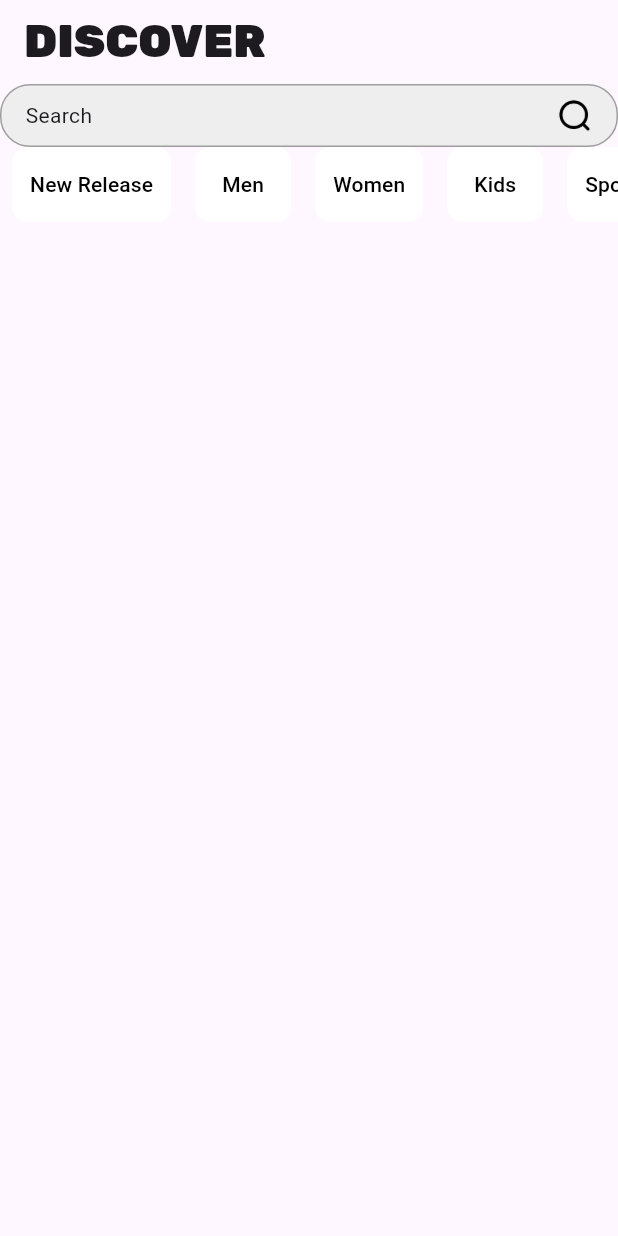
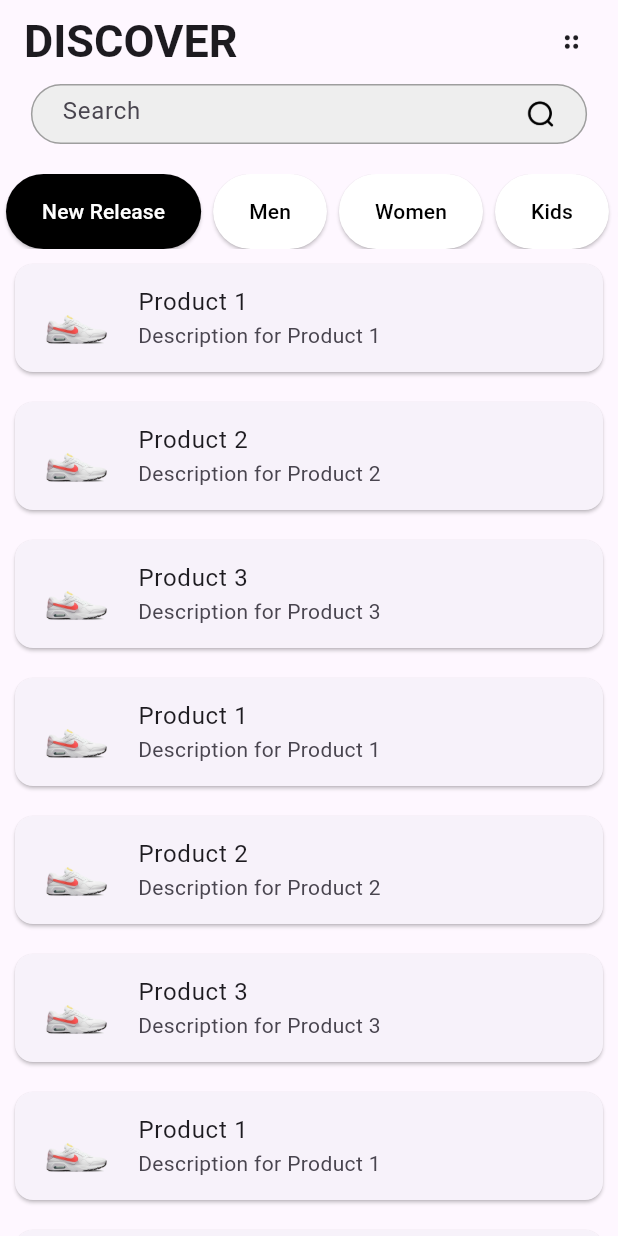
Before and after one commit to tall-developer/e-commerce, a Flutter app: the screen it shows after launch, on a phone screen of 412 x 824 dp. Run offline on Flutter 3.47's test engine with Material 3 defaults, Android fonts, the phone set to English and light mode, and no system bars; our stand-ins replace google_fonts.

Commit message:
Added products list home page

```diff
--- a/lib/pages/home.dart
+++ b/lib/pages/home.dart
@@ -1,51 +1,127 @@
-// Import necessary libraries
 import 'package:flutter/material.dart';
 import 'package:google_fonts/google_fonts.dart';
-import 'package:gap/gap.dart';
 
-// Define the home page widget
-class HomePage extends StatelessWidget {
-  // Define the app name and menu icon images
+class HomePage extends StatefulWidget {
   final String appName = 'DISCOVER';
   final Image menuIcon = Image.asset('assets/images/menu_icon.png');
   final Image searchIcon = Image.asset('assets/images/search_icon.png');
+  final List<String> buttonLabels = [
+    'New Release',
+    'Men',
+    'Women',
+    'Kids',
+    'Sports',
+    'Home',
+    'Beauty',
+    'Toys'
+  ];
+  final List<Map<String, String>> products = [
+    {
+      'name': 'Product 1',
+      'description': 'Description for Product 1',
+      'image': 'assets/images/sneaker-1.png'
+    },
+    {
+      'name': 'Product 2',
+      'description': 'Description for Product 2',
+      'image': 'assets/images/sneaker-1.png'
+    },
+    {
+      'name': 'Product 3',
+      'description': 'Description for Product 3',
+      'image': 'assets/images/sneaker-1.png'
+    },
+        {
+      'name': 'Product 1',
+      'description': 'Description for Product 1',
+      'image': 'assets/images/sneaker-1.png'
+    },
+    {
+      'name': 'Product 2',
+      'description': 'Description for Product 2',
+      'image': 'assets/images/sneaker-1.png'
+    },
+    {
+      'name': 'Product 3',
+      'description': 'Description for Product 3',
+      'image': 'assets/images/sneaker-1.png'
+    },
+        {
+      'name': 'Product 1',
+      'description': 'Description for Product 1',
+      'image': 'assets/images/sneaker-1.png'
+    },
+    {
+      'name': 'Product 2',
+      'description': 'Description for Product 2',
+      'image': 'assets/images/sneaker-1.png'
+    },
+    {
+      'name': 'Product 3',
+      'description': 'Description for Product 3',
+      'image': 'assets/images/sneaker-1.png'
+    },
+        {
+      'name': 'Product 1',
+      'description': 'Description for Product 1',
+      'image': 'assets/images/sneaker-1.png'
+    },
+    {
+      'name': 'Product 2',
+      'description': 'Description for Product 2',
+      'image': 'assets/images/sneaker-1.png'
+    },
+    {
+      'name': 'Product 3',
+      'description': 'Description for Product 3',
+      'image': 'assets/images/sneaker-1.png'
+    },
+    // Add more products as needed
+  ];
 
-  // Define button labels
-  final List<String> buttonLabels = ['New Release', 'Men', 'Women', 'Kids', 'Sports', 'Home', 'Beauty', 'Technology'];
+  @override
+  _HomePageState createState() => _HomePageState();
+}
 
-  // Build the home page
+class _HomePageState extends State<HomePage> {
+  int selectedButtonIndex = 0;
+  final TextEditingController _searchController = TextEditingController();
+
   @override
   Widget build(BuildContext context) {
     return Scaffold(
       appBar: AppBar(
-        // Create a horizontal layout for the app name and menu icon
         title: Row(
           mainAxisAlignment: MainAxisAlignment.spaceBetween,
           children: [
             Text(
-              appName,
-              style: GoogleFonts.rubik( // Use your 'Freeman-Regular' font
+              widget.appName,
+              style: GoogleFonts.aBeeZee(
                 fontSize: 30,
-                fontWeight: FontWeight.w900,
+                fontWeight: FontWeight.bold,
               ),
             ),
-            const SizedBox(
-              // Add SizedBox to control the size of the menuIcon
-              height: 30,
+            SizedBox(
               width: 30,
+              child: IconButton(
+                icon: ImageIcon(widget.menuIcon.image),
+                onPressed: () {
+                  // Handle menu click
+                },
+                iconSize: 40, // Increase the icon size
+              ),
             ),
           ],
         ),
       ),
       body: Column(
         children: [
-          // Create a clickable search bar with the search icon
-          GestureDetector(
-            onTap: () {
-              // Handle search bar click
-            },
+          Center(
+            child: FractionallySizedBox(
+              widthFactor: 0.9, // Adjust the width factor to control the width of the search bar
               child: Container(
-              padding: const EdgeInsets.symmetric(horizontal: 16, vertical: 8),
+                height: 40, // Decreased height
+                padding: const EdgeInsets.symmetric(horizontal: 20, vertical: 6),
                 decoration: BoxDecoration(
                   color: Colors.grey[200],
                   borderRadius: BorderRadius.circular(20),
@@ -55,48 +131,100 @@ class HomePage extends StatelessWidget {
                   ),
                 ),
                 child: Row(
-                mainAxisAlignment: MainAxisAlignment.spaceBetween,
                   children: [
-                  const Text('Search'),
+                    Expanded(
+                      child: TextField(
+                        controller: _searchController,
+                        decoration: const InputDecoration(
+                          hintText: 'Search',
+                          border: InputBorder.none,
+                          contentPadding: EdgeInsets.only(bottom: 10), // Adjust this to align the text properly
+                        ),
+                      ),
+                    ),
                     SizedBox(
-                    height: 24,
-                    width: 24,
-                    child: searchIcon,
+                      height: 20,
+                      width: 20,
+                      child: widget.searchIcon,
                     ),
                   ],
                 ),
               ),
             ),
-
-          // Add scrollable buttons
-          Container(
-            height: 50, // Adjust height as needed
+          ),
+          const SizedBox(
+            height: 20,
+          ),
+          SizedBox(
+            height: 50,
             child: ListView.builder(
               scrollDirection: Axis.horizontal,
-              itemCount: buttonLabels.length,
+              itemCount: widget.buttonLabels.length,
               itemBuilder: (context, index) {
                 return Padding(
-                  padding: const EdgeInsets.symmetric(horizontal: 8),
-                  child: TextButton(
+                  padding: const EdgeInsets.symmetric(horizontal: 4),
+                  child: ElevatedButton(
                     onPressed: () {
-                      // Handle button click for each label
+                      setState(() {
+                        selectedButtonIndex = index;
+                      });
+                      _navigateToPage(context, widget.buttonLabels[index]);
                     },
-                    style: TextButton.styleFrom(
-                      foregroundColor: Colors.black, backgroundColor: Colors.white, // Background color
-                      shape: RoundedRectangleBorder(
-                        borderRadius: BorderRadius.circular(10),
+                    style: ButtonStyle(
+                      foregroundColor: WidgetStateProperty.resolveWith<Color>(
+                        (Set<WidgetState> states) {
+                          return selectedButtonIndex == index
+                              ? Colors.white
+                              : Colors.black;
+                        },
+                      ),
+                      backgroundColor: WidgetStateProperty.resolveWith<Color>(
+                        (Set<WidgetState> states) {
+                          return selectedButtonIndex == index
+                              ? Colors.black
+                              : Colors.white;
+                        },
+                      ),
+                      shape: WidgetStateProperty.all<RoundedRectangleBorder>(
+                        RoundedRectangleBorder(
+                          borderRadius: BorderRadius.circular(25.0),
                         ),
                       ),
-                    child: Text(buttonLabels[index]),
+                    ),
+                    child: Text(widget.buttonLabels[index]),
                   ),
                 );
               },
             ),
           ),
-
-          // Rest of your content
+          Expanded(
+            child: ListView.builder(
+              itemCount: widget.products.length,
+              itemBuilder: (context, index) {
+                final product = widget.products[index];
+                return Card(
+                  margin: const EdgeInsets.all(10),
+                  child: ListTile(
+                    leading: Image.asset(
+                      product['image']!,
+                      width: 50,
+                      height: 50,
+                      fit: BoxFit.cover,
+                    ),
+                    title: Text(product['name']!),
+                    subtitle: Text(product['description']!),
+                  ),
+                );
+              },
+            ),
+          ),
         ],
       ),
     );
   }
+
+  void _navigateToPage(BuildContext context, String category) {
+    String routeName = '/$category';
+    Navigator.pushNamed(context, routeName);
   }
+}
```
Also changed, not shown: lib/main.dart (+22 -2 lines), lib/pages/beauty.dart (added, +15 -0 lines), lib/pages/kids.dart (added, +15 -0 lines), lib/pages/men.dart (added, +15 -0 lines), lib/pages/new_release.dart (added, +15 -0 lines), lib/pages/toys.dart (added, +15 -0 lines), lib/pages/women.dart (added, +15 -0 lines), lib/sports.dart (added, +15 -0 lines), assets/images/sneaker-1.png (added). Lines whose indentation alone changed are shown as unchanged.
